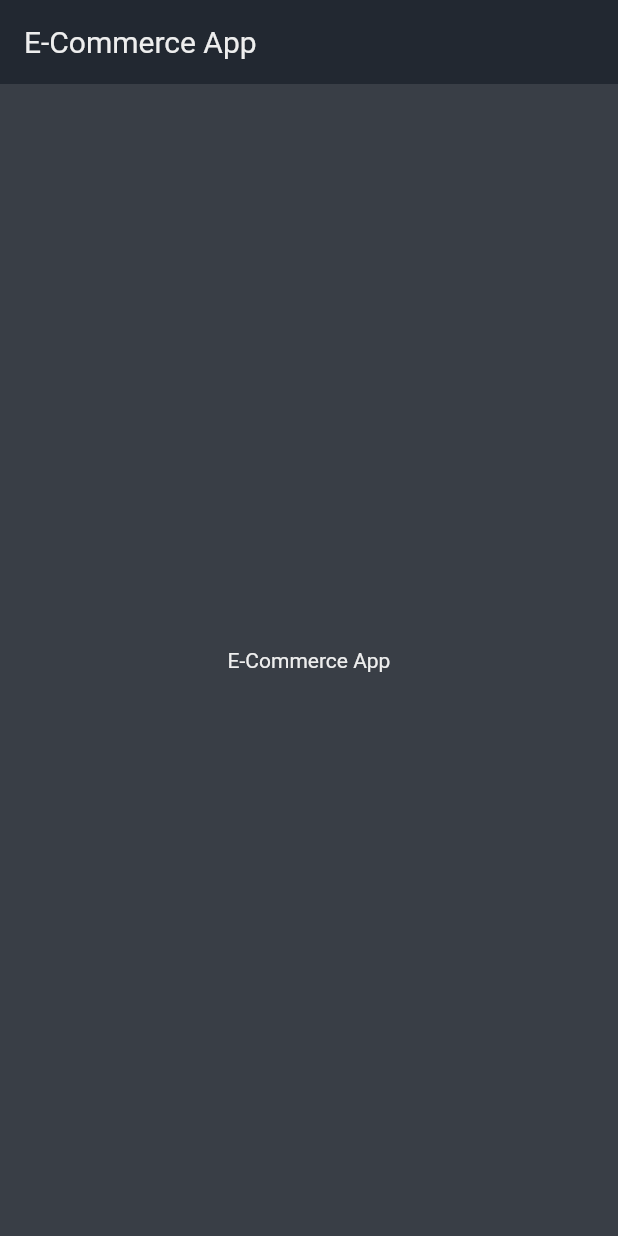
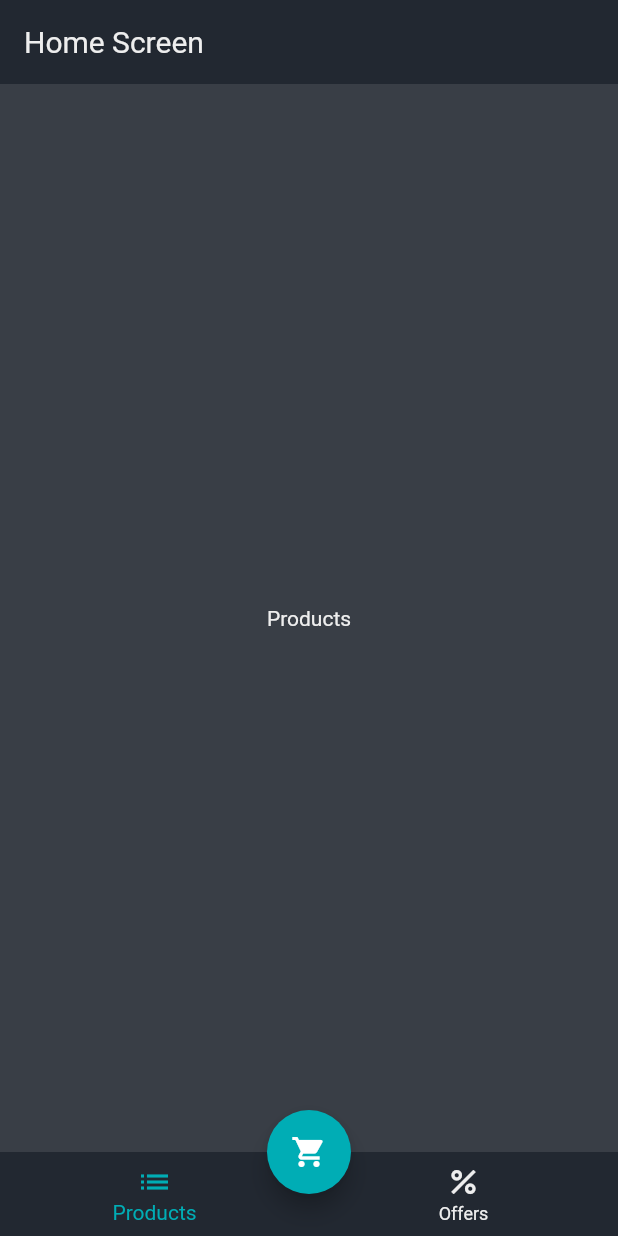
Before and after one commit to glomvardos/e-commerce-app, a Flutter app: the screen it shows after launch, on a phone screen of 412 x 824 dp. Run offline on Flutter 3.47's test engine with Material 2 defaults, Android fonts, the phone set to English and light mode, and no system bars; our stand-ins replace bloc, dio, equatable, flutter_bloc.

Commit message:
Added bottom nav bar and floating action button

```diff
--- a/lib/app.dart
+++ b/lib/app.dart
@@ -1,4 +1,6 @@
 import 'package:flutter/material.dart';
+
+import './screens/home/home_screen.dart';
 
 class MyApp extends StatelessWidget {
   const MyApp({Key? key}) : super(key: key);
@@ -36,14 +38,7 @@ class MyApp extends StatelessWidget {
 
       ),
 
-      home: Scaffold(
-        appBar: AppBar(
-          title: const Text('E-Commerce App'),
-        ),
-        body: const Center(
-          child: Text('E-Commerce App'),
-        ),
-      ),
+      home: const HomeScreen(),
     );
   }
 }
--- /dev/null
+++ b/lib/screens/home/home_screen.dart
@@ -0,0 +1,46 @@
+import 'package:flutter/material.dart';
+
+import './widgets/bottom_nav_bar.dart';
+
+class HomeScreen extends StatefulWidget {
+  const HomeScreen({Key? key}) : super(key: key);
+
+  @override
+  State<HomeScreen> createState() => _HomeScreenState();
+}
+
+class _HomeScreenState extends State<HomeScreen> {
+  int _selectedIndex = 0;
+
+  void _onItemTapped(int index) {
+    setState(() {
+      _selectedIndex = index;
+    });
+  }
+
+  final List<Widget> _screens = const [
+    Text('Products'),
+    Text('Offers'),
+  ];
+
+  @override
+  Widget build(BuildContext context) {
+    return Scaffold(
+      appBar: AppBar(
+        title: const Text('Home Screen'),
+      ),
+      body: Center(
+        child: _screens[_selectedIndex],
+      ),
+      floatingActionButtonLocation: FloatingActionButtonLocation.centerDocked,
+      floatingActionButton: FloatingActionButton(
+        onPressed: () {},
+        child: const Icon(Icons.shopping_cart),
+      ),
+      bottomNavigationBar: BottomNavBar(
+        selectedIndex: _selectedIndex,
+        onItemTapped: _onItemTapped,
+      ),
+    );
+  }
+}
--- /dev/null
+++ b/lib/screens/home/widgets/bottom_nav_bar.dart
@@ -0,0 +1,29 @@
+import 'package:flutter/material.dart';
+
+class BottomNavBar extends StatelessWidget {
+  const BottomNavBar({
+    Key? key,
+    required this.selectedIndex,
+    required this.onItemTapped,
+  }) : super(key: key);
+  final int selectedIndex;
+  final void Function(int) onItemTapped;
+
+  @override
+  Widget build(BuildContext context) {
+    return BottomNavigationBar(
+      items: const [
+        BottomNavigationBarItem(
+          icon: Icon(Icons.list),
+          label: 'Products',
+        ),
+        BottomNavigationBarItem(
+          icon: Icon(Icons.percent),
+          label: 'Offers',
+        )
+      ],
+      currentIndex: selectedIndex,
+      onTap: onItemTapped,
+    );
+  }
+}
```
